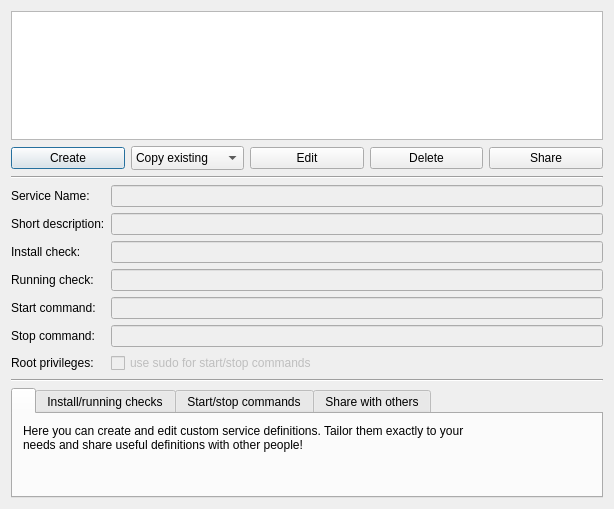
Qt form contents/code/dialogs/Custom.ui (mbleichner/service-monitor) before a commit.
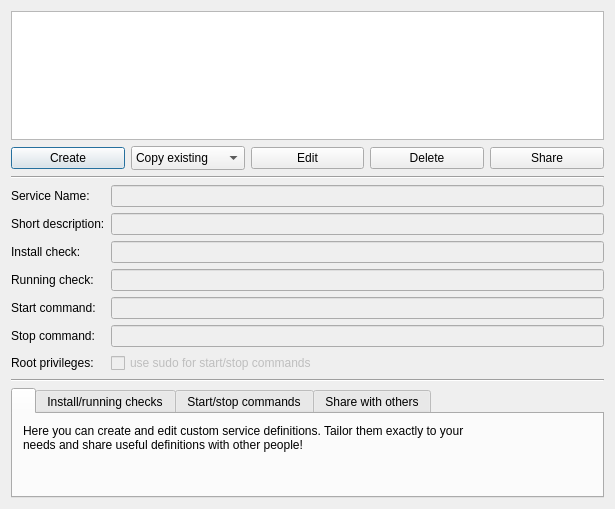
The same form after that commit. Icons and pictures are not drawn.

What changed in the file:
```diff
--- a/contents/code/dialogs/Custom.ui
+++ b/contents/code/dialogs/Custom.ui
@@ -6,7 +6,7 @@
    <rect>
     <x>0</x>
     <y>0</y>
-    <width>614</width>
+    <width>615</width>
     <height>509</height>
    </rect>
   </property>
@@ -15,7 +15,11 @@
   </property>
   <layout class="QVBoxLayout" name="verticalLayout_5">
    <item>
-    <widget class="QListWidget" name="serviceList"/>
+    <widget class="QListWidget" name="serviceList">
+     <property name="enabled">
+      <bool>true</bool>
+     </property>
+    </widget>
    </item>
    <item>
     <layout class="QHBoxLayout" name="horizontalLayout">
```
Left out of the diff: 14 changed lines with no effect on the pictures.
